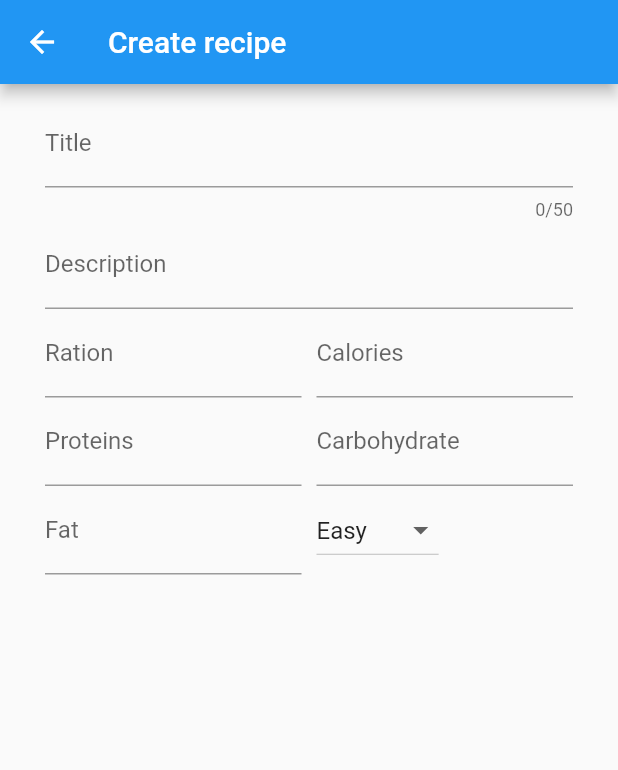
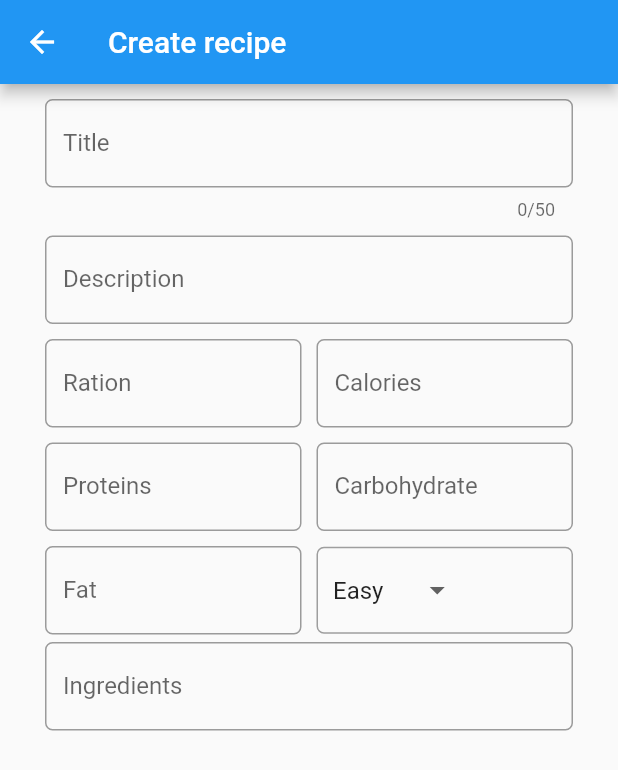
Before and after one commit to migcarde/youm, a Flutter app: the CreateRecipe screen opened by its route, on a phone screen of 412 x 824 dp. Shown: the top 770 px of the screen. Run offline on Flutter 3.47's test engine with Material 2 defaults, Android fonts, the phone set to English and light mode, and no system bars; our stand-ins replace rxdart; network calls fail.

```diff
--- a/lib/src/ui/createRecipe.dart
+++ b/lib/src/ui/createRecipe.dart
@@ -1,4 +1,5 @@
 import 'package:flutter/material.dart';
+import 'package:flutter/services.dart';
 import 'package:youm/generated/l10n.dart';
 
 class CreateRecipe extends StatefulWidget {
@@ -8,81 +9,171 @@ class CreateRecipe extends StatefulWidget {
 
 class _CreateRecipeState extends State<CreateRecipe> {
   int _value = 1;
+  var _tags = List<String>();
   @override
   Widget build(BuildContext context) {
     return Scaffold(
       appBar: AppBar(title: Text(S.of(context).create_recipe)),
       body: Container(
         alignment: Alignment.center,
-        margin: EdgeInsets.only(top: 10, left: 30, right: 30),
-        child: Column(
+        child: ListView(
+          padding: EdgeInsets.only(top: 10, left: 30, right: 30),
+          children: [
+            Column(
               children: [
                 TextFormField(
                   validator: (value) => value.trim().length == 0
                       ? S.of(context).title_validator
                       : null,
                   maxLength: 50,
-              decoration: InputDecoration(labelText: S.of(context).title),
+                  decoration: InputDecoration(
+                    labelText: S.of(context).title,
+                    border: OutlineInputBorder(
+                      borderRadius: BorderRadius.all(
+                        Radius.circular(5),
                       ),
-            TextFormField(
-              decoration: InputDecoration(labelText: S.of(context).description),
                     ),
-            Row(
+                  ),
+                ),
+                Padding(
+                  padding: EdgeInsets.only(top: 10),
+                  child: TextFormField(
+                    keyboardType: TextInputType.multiline,
+                    maxLines: null,
+                    decoration: InputDecoration(
+                      labelText: S.of(context).description,
+                      border: OutlineInputBorder(
+                        borderRadius: BorderRadius.all(
+                          Radius.circular(5),
+                        ),
+                      ),
+                    ),
+                  ),
+                ),
+                Padding(
+                  padding: EdgeInsets.only(top: 10),
+                  child: Row(
                     children: [
                       Flexible(
                         child: Padding(
                           padding: EdgeInsets.only(right: 5),
                           child: TextFormField(
-                        decoration:
-                            InputDecoration(labelText: S.of(context).ration)),
+                            keyboardType: TextInputType.number,
+                            inputFormatters: [
+                              WhitelistingTextInputFormatter.digitsOnly,
+                            ],
+                            decoration: InputDecoration(
+                              labelText: S.of(context).ration,
+                              border: OutlineInputBorder(
+                                borderRadius: BorderRadius.all(
+                                  Radius.circular(5),
+                                ),
+                              ),
+                            ),
+                          ),
                         ),
                       ),
                       Flexible(
                         child: Padding(
                           padding: EdgeInsets.only(left: 5),
                           child: TextFormField(
-                      decoration:
-                          InputDecoration(labelText: S.of(context).calories),
+                            keyboardType: TextInputType.number,
+                            inputFormatters: [
+                              WhitelistingTextInputFormatter.digitsOnly,
+                            ],
+                            decoration: InputDecoration(
+                              labelText: S.of(context).calories,
+                              border: OutlineInputBorder(
+                                borderRadius: BorderRadius.all(
+                                  Radius.circular(5),
+                                ),
+                              ),
+                            ),
                           ),
                         ),
                       ),
                     ],
                   ),
-            Row(
+                ),
+                Padding(
+                  padding: EdgeInsets.only(top: 10),
+                  child: Row(
                     children: [
                       Flexible(
                         child: Padding(
                           padding: EdgeInsets.only(right: 5),
                           child: TextFormField(
-                        decoration:
-                            InputDecoration(labelText: S.of(context).proteins)),
+                            keyboardType: TextInputType.number,
+                            inputFormatters: [
+                              WhitelistingTextInputFormatter.digitsOnly,
+                            ],
+                            decoration: InputDecoration(
+                              labelText: S.of(context).proteins,
+                              border: OutlineInputBorder(
+                                borderRadius: BorderRadius.all(
+                                  Radius.circular(5),
+                                ),
+                              ),
+                            ),
+                          ),
                         ),
                       ),
                       Flexible(
                         child: Padding(
                           padding: EdgeInsets.only(left: 5),
                           child: TextFormField(
+                            keyboardType: TextInputType.number,
+                            inputFormatters: [
+                              WhitelistingTextInputFormatter.digitsOnly,
+                            ],
                             decoration: InputDecoration(
-                          labelText: S.of(context).carbohydrate),
+                              labelText: S.of(context).carbohydrate,
+                              border: OutlineInputBorder(
+                                borderRadius: BorderRadius.all(
+                                  Radius.circular(5),
+                                ),
+                              ),
+                            ),
                           ),
                         ),
                       ),
                     ],
                   ),
-            Row(
+                ),
+                Padding(
+                  padding: EdgeInsets.only(top: 10),
+                  child: Row(
                     children: [
                       Flexible(
                         child: Padding(
                           padding: EdgeInsets.only(right: 5),
                           child: TextFormField(
-                        decoration:
-                            InputDecoration(labelText: S.of(context).fat)),
+                            keyboardType: TextInputType.number,
+                            inputFormatters: [
+                              WhitelistingTextInputFormatter.digitsOnly,
+                            ],
+                            decoration: InputDecoration(
+                              labelText: S.of(context).fat,
+                              border: OutlineInputBorder(
+                                borderRadius: BorderRadius.all(
+                                  Radius.circular(5),
+                                ),
+                              ),
+                            ),
+                          ),
                         ),
                       ),
                       Flexible(
-                  child: Padding(
-                    padding: EdgeInsets.only(left: 5),
+                        child: Container(
+                          width: double.infinity,
+                          margin: EdgeInsets.only(left: 5),
+                          padding: EdgeInsets.fromLTRB(10, 4, 10, 4),
+                          decoration: BoxDecoration(
+                            border: Border.all(color: Colors.grey, width: 1),
+                            borderRadius: BorderRadius.circular(5),
+                          ),
                           child: DropdownButton(
+                            underline: SizedBox(),
                             value: _value,
                             items: [
                               DropdownMenuItem(
@@ -98,9 +189,43 @@ class _CreateRecipeState extends State<CreateRecipe> {
                                 value: 3,
                               ),
                             ],
-                      onChanged: (value) => setState(() => _value = value),
+                            onChanged: (value) =>
+                                setState(() => _value = value),
                           ),
                         ),
+                      ),
+                    ],
+                  ),
+                ),
+                Padding(
+                  padding: EdgeInsets.only(top: 5),
+                  child: TextFormField(
+                    textInputAction: TextInputAction.go,
+                    onFieldSubmitted: (value) =>
+                        setState(() => _tags.insert(0, value)),
+                    decoration: InputDecoration(
+                      labelText: S.of(context).ingredients,
+                      border: OutlineInputBorder(
+                        borderRadius: BorderRadius.all(
+                          Radius.circular(5),
+                        ),
+                      ),
+                    ),
+                  ),
+                ),
+                Container(
+                  padding: EdgeInsets.only(top: 5),
+                  child: Wrap(
+                      children: _tags
+                          .map(
+                            (e) => Chip(
+                              label: Text(e),
+                              deleteIcon: Icon(Icons.close),
+                              padding: EdgeInsets.only(right: 5, left: 5),
+                              onDeleted: () => setState(() => _tags.remove(e)),
+                            ),
+                          )
+                          .toList()),
                 ),
               ],
             ),
```
Lines whose indentation alone changed are shown as unchanged.
